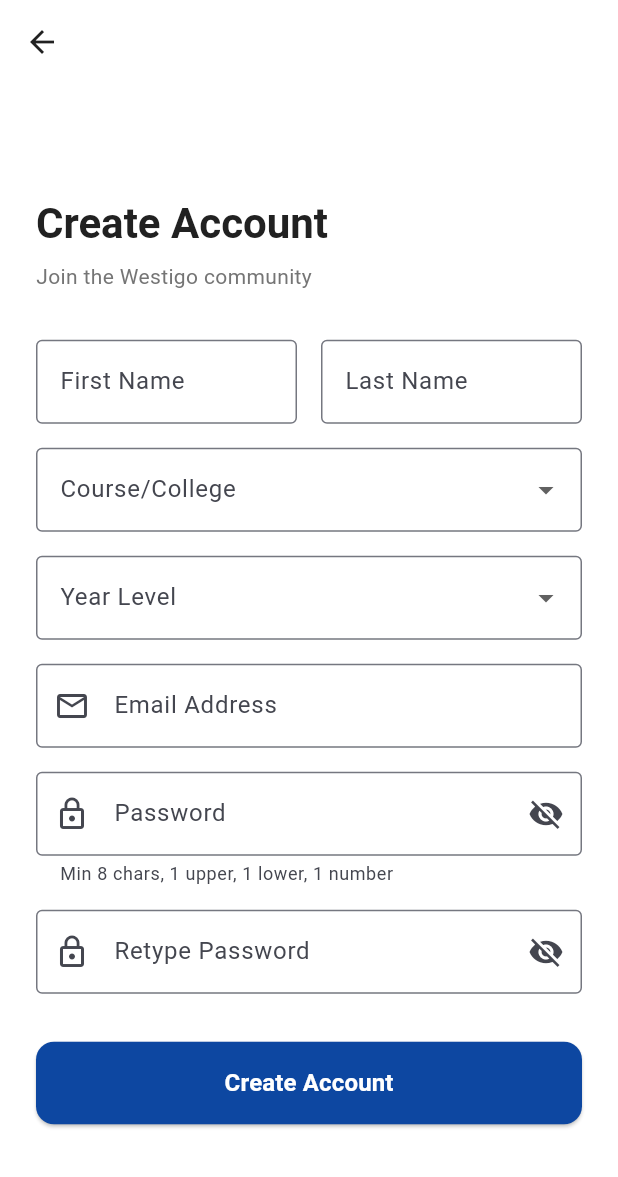
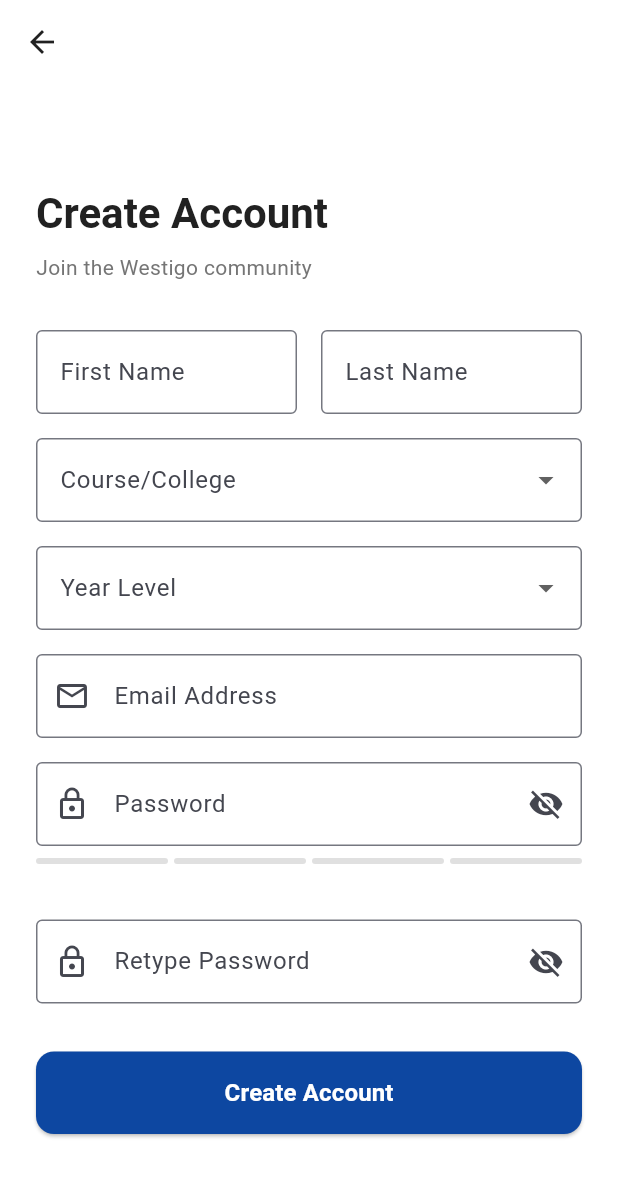
Before and after one commit to Ethanolbicarbonate/westigov2, a Flutter app: the SignupScreen screen opened directly, on a phone screen of 412 x 824 dp. Shown: the top 1177 px of the screen. Run offline on Flutter 3.47's test engine with Material 3 defaults, Android fonts, the phone set to English and light mode, and no system bars; our stand-ins replace flutter_riverpod, supabase_flutter; accounts and stored records are empty.

Commit message:
Add password strength indicator to signup screen
Introduced a PasswordStrengthIndicator widget to visually display password strength during signup. Updated the signup screen to use this indicator instead of helper text, improving user feedback on password requirements.

```diff
--- a/lib/screens/auth/signup_screen.dart
+++ b/lib/screens/auth/signup_screen.dart
@@ -1,6 +1,7 @@
 import 'package:flutter/material.dart';
 import 'package:westigov2/utils/constants.dart';
 import 'package:westigov2/utils/validators.dart';
+import 'package:westigov2/widgets/password_strength_indicator.dart';
 
 class SignupScreen extends StatefulWidget {
   const SignupScreen({super.key});
@@ -115,7 +116,7 @@ class _SignupScreenState extends State<SignupScreen> {
 
                   // Course Dropdown
                   DropdownButtonFormField<String>(
-                    value: _selectedCourse,
+                    initialValue: _selectedCourse,
                     decoration: const InputDecoration(
                       labelText: 'Course/College',
                       border: OutlineInputBorder(),
@@ -130,7 +131,7 @@ class _SignupScreenState extends State<SignupScreen> {
 
                   // Year Level Dropdown
                   DropdownButtonFormField<String>(
-                    value: _selectedYearLevel,
+                    initialValue: _selectedYearLevel,
                     decoration: const InputDecoration(
                       labelText: 'Year Level',
                       border: OutlineInputBorder(),
@@ -160,6 +161,7 @@ class _SignupScreenState extends State<SignupScreen> {
                   TextFormField(
                     controller: _passwordController,
                     obscureText: _obscurePassword,
+                    onChanged: (val) => setState(() {}), // Trigger rebuild for strength indicator
                     decoration: InputDecoration(
                       labelText: 'Password',
                       prefixIcon: const Icon(Icons.lock_outline),
@@ -168,11 +170,11 @@ class _SignupScreenState extends State<SignupScreen> {
                         onPressed: () => setState(() => _obscurePassword = !_obscurePassword),
                       ),
                       border: const OutlineInputBorder(),
-                      helperText: 'Min 8 chars, 1 upper, 1 lower, 1 number',
-                      helperMaxLines: 2,
+                      // Removed helperText to use our custom indicator
                     ),
                     validator: Validators.validatePassword,
                   ),
+                  PasswordStrengthIndicator(password: _passwordController.text),
                   const SizedBox(height: 16),
 
                   // Confirm Password
--- /dev/null
+++ b/lib/widgets/password_strength_indicator.dart
@@ -0,0 +1,68 @@
+import 'package:flutter/material.dart';
+import 'package:westigov2/utils/constants.dart';
+
+class PasswordStrengthIndicator extends StatelessWidget {
+  final String password;
+
+  const PasswordStrengthIndicator({super.key, required this.password});
+
+  @override
+  Widget build(BuildContext context) {
+    // Calculate strength
+    int strength = 0;
+    if (password.length >= 8) strength++;
+    if (password.contains(RegExp(r'[A-Z]'))) strength++;
+    if (password.contains(RegExp(r'[a-z]'))) strength++;
+    if (password.contains(RegExp(r'[0-9]'))) strength++;
+
+    // Determine color and label
+    Color color = Colors.grey.shade300;
+    String label = 'Weak';
+
+    if (password.isEmpty) {
+      strength = 0;
+    } else if (strength <= 2) {
+      color = Colors.red;
+      label = 'Weak';
+    } else if (strength == 3) {
+      color = Colors.orange;
+      label = 'Medium';
+    } else if (strength == 4) {
+      color = Colors.green;
+      label = 'Strong';
+    }
+
+    return Column(
+      crossAxisAlignment: CrossAxisAlignment.start,
+      children: [
+        const SizedBox(height: 8),
+        Row(
+          children: [
+            Expanded(child: _buildBar(strength >= 1 ? color : Colors.grey.shade300)),
+            const SizedBox(width: 4),
+            Expanded(child: _buildBar(strength >= 2 ? color : Colors.grey.shade300)),
+            const SizedBox(width: 4),
+            Expanded(child: _buildBar(strength >= 3 ? color : Colors.grey.shade300)),
+            const SizedBox(width: 4),
+            Expanded(child: _buildBar(strength >= 4 ? color : Colors.grey.shade300)),
+          ],
+        ),
+        const SizedBox(height: 4),
+        Text(
+          password.isEmpty ? '' : label,
+          style: TextStyle(color: color, fontSize: 12, fontWeight: FontWeight.bold),
+        ),
+      ],
+    );
+  }
+
+  Widget _buildBar(Color color) {
+    return Container(
+      height: 4,
+      decoration: BoxDecoration(
+        color: color,
+        borderRadius: BorderRadius.circular(2),
+      ),
+    );
+  }
+}
```
